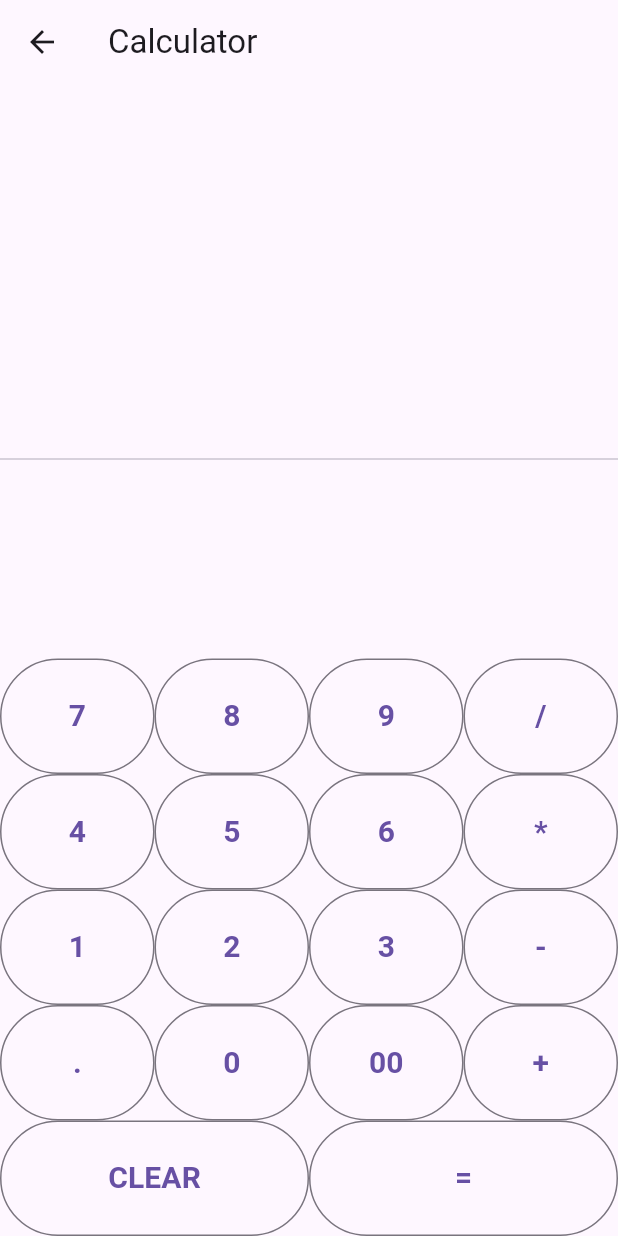
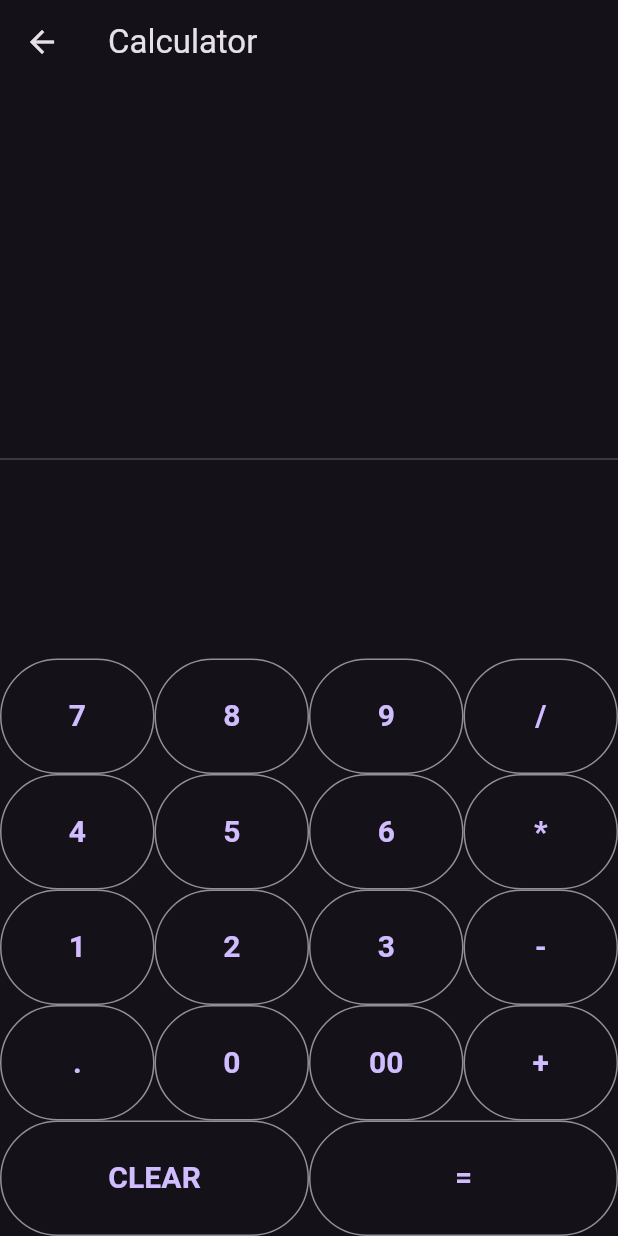
Before and after one commit to Ermiopia2034/Android_Emulator, a Flutter app: the AppDrawer screen opened directly, after a tap on "Calculator", on a phone screen of 412 x 824 dp. Run offline on Flutter 3.47's test engine with Material 3 defaults, Android fonts, the phone set to English and light mode, and no system bars; our stand-ins replace location.

```diff
--- a/lib/app_drawer.dart
+++ b/lib/app_drawer.dart
@@ -1,10 +1,13 @@
 import 'package:flutter/material.dart';
 import 'mock_calculator.dart';
 import 'text_message_screen.dart';
+import 'gps_app.dart';
 
 class AppDrawer extends StatelessWidget {
   @override
   Widget build(BuildContext context) {
+    // Placeholder for the background image
+    const String backgroundImage = 'assets/appdbg.jpeg'; // Replace with your actual image path
     return Scaffold(
       appBar: AppBar(
         title: Text('App Drawer'),
@@ -13,30 +16,48 @@ class AppDrawer extends StatelessWidget {
           onPressed: () => Navigator.of(context).pop(),
         ),
       ),
-      body: GridView.builder(
+      body: Container(
+        decoration: BoxDecoration(
+          image: DecorationImage(
+            image: AssetImage(backgroundImage),
+            fit: BoxFit.cover,
+          ),
+        ),
+        child: GridView.builder(
           padding: const EdgeInsets.all(20),
           gridDelegate: SliverGridDelegateWithFixedCrossAxisCount(
             crossAxisCount: 4,
             crossAxisSpacing: 15,
-          mainAxisSpacing: 20,
+            mainAxisSpacing: 15,
             childAspectRatio: 1.0,
           ),
-        itemCount: 2, // Adjust based on the number of apps
+          itemCount: 30, // Updated item count for more icons
           itemBuilder: (context, index) {
             Widget child;
             String label;
 
+            // Adjusting margins
+            EdgeInsets margin = const EdgeInsets.all(8); // Default margin for all icons
+            if (index == 0) { // Apply a specific margin to the calculator icon
+              margin = const EdgeInsets.fromLTRB(8, 8, 8, 20); // Increase bottom margin for calculator
+            }
+
             switch (index) {
               case 0:
-              child = Icon(Icons.calculate, size: 50);
+                child = Icon(Icons.calculate, size: 50, color: Colors.white);
                 label = 'Calculator';
                 break;
               case 1:
-              child = Icon(Icons.message, size: 50);
+                child = Icon(Icons.message, size: 50, color: Colors.white);
                 label = 'Text App';
                 break;
+              case 2: // GPS App icon
+                child = Icon(Icons.location_on, size: 50, color: Colors.white);
+                label = 'GPS App';
+                break;
               default:
-              child = Icon(Icons.apps, size: 50);
+              // Dummy icons
+                child = Icon(Icons.devices_other, size: 50, color: Colors.white);
                 label = 'App $index';
             }
 
@@ -46,7 +67,10 @@ class AppDrawer extends StatelessWidget {
                   Navigator.of(context).push(MaterialPageRoute(builder: (_) => MockCalculator()));
                 } else if (index == 1) {
                   Navigator.of(context).push(MaterialPageRoute(builder: (_) => TextMessageScreen()));
+                } else if (index == 2) {
+                  Navigator.of(context).push(MaterialPageRoute(builder: (_) => GPSApp())); // Make sure to create the GPS app file
                 }
+                // Implement other app navigations if necessary
               },
               child: Column(
                 mainAxisSize: MainAxisSize.min,
@@ -60,6 +84,7 @@ class AppDrawer extends StatelessWidget {
             );
           },
         ),
+      ),
     );
   }
 }
--- a/lib/main.dart
+++ b/lib/main.dart
@@ -1,5 +1,7 @@
 import 'package:flutter/material.dart';
-import 'app_drawer.dart'; // We will create this file next.
+import 'dart:async';
+import 'package:intl/intl.dart'; // for date formatting
+import 'app_drawer.dart'; // Ensure this file exists in your project
 
 void main() {
   runApp(MyApp());
@@ -9,26 +11,101 @@ class MyApp extends StatelessWidget {
   @override
   Widget build(BuildContext context) {
     return MaterialApp(
+      theme: ThemeData.dark(), // This sets the theme to dark
       home: HomeScreen(),
     );
   }
 }
 
-class HomeScreen extends StatelessWidget {
+class HomeScreen extends StatefulWidget {
+  @override
+  _HomeScreenState createState() => _HomeScreenState();
+}
+
+class _HomeScreenState extends State<HomeScreen> {
+  String _timeString = "";
+  String _dateString = "";
+
+  @override
+  void initState() {
+    super.initState();
+    _timeString = _formatDateTime(DateTime.now());
+    _dateString = _formatDate(DateTime.now());
+    Timer.periodic(Duration(seconds: 1), (Timer t) => _getTime());
+  }
+
+  void _getTime() {
+    final DateTime now = DateTime.now();
+    final String formattedTime = _formatDateTime(now);
+    final String formattedDate = _formatDate(now);
+    setState(() {
+      _timeString = formattedTime;
+      _dateString = formattedDate;
+    });
+  }
+
+  String _formatDateTime(DateTime dateTime) {
+    return DateFormat('HH:mm:ss').format(dateTime);
+  }
+
+  String _formatDate(DateTime dateTime) {
+    return DateFormat('EEE, d MMM yyyy').format(dateTime);
+  }
+
   @override
   Widget build(BuildContext context) {
+    const String backgroundImage = 'assets/mainbg.jpg'; // Ensure this exists in your assets
     return Scaffold(
       appBar: AppBar(
         title: Text('Home Screen'),
       ),
-      body: Center(
-        child: ElevatedButton(
-          onPressed: () {
-            Navigator.of(context).push(MaterialPageRoute(builder: (_) => AppDrawer()));
-          },
-          child: Text('Open App Drawer'),
+      body: Container(
+        decoration: BoxDecoration(
+          image: DecorationImage(
+            image: AssetImage(backgroundImage), // Your background image
+            fit: BoxFit.cover,
+          ),
+        ),
+        child: Column(
+          mainAxisAlignment: MainAxisAlignment.spaceEvenly, // Evenly space the children vertically
+          children: <Widget>[
+            Expanded(
+              child: Center( // Center the clock vertically
+                child: Column(
+                  mainAxisAlignment: MainAxisAlignment.start, // Start alignment from the top of the column
+                  children: <Widget>[
+                    SizedBox(height: 80), // Adjust this height to push the clock down from the top as needed
+                    Text(
+                      _timeString,
+                      style: TextStyle(fontSize: 50, fontWeight: FontWeight.bold),
+                    ),
+                    Text(
+                      _dateString,
+                      style: TextStyle(fontSize: 20),
+                    ),
+
+                  ],
+                ),
+
+              ),
+            ),
+            Padding( // Pad the bottom button to make sure it's at the bottom
+              padding: EdgeInsets.only(bottom: 50.0), // Space from bottom edge
+              child: IconButton(
+                icon: Icon(Icons.apps, size: 60.0, color: Colors.white), // Adjust icon size as needed
+                onPressed: () {
+                  Navigator.of(context).push(MaterialPageRoute(builder: (_) => AppDrawer()));
+                },
+              ),
+            ),
+          ],
         ),
       ),
     );
   }
+
+  @override
+  void dispose() {
+    super.dispose();
+  }
 }
--- a/pubspec.yaml
+++ b/pubspec.yaml
@@ -31,6 +31,8 @@ dependencies:
   flutter:
     sdk: flutter
   web_socket_channel: ^2.4.4
+  location: ^5.0.3
+  intl: ^0.19.0
 
 
 
@@ -56,6 +58,8 @@ dev_dependencies:
 
 # The following section is specific to Flutter packages.
 flutter:
+  assets:
+    - assets/
 
   # The following line ensures that the Material Icons font is
   # included with your application, so that you can use the icons in
```
Also changed, not shown: lib/gps_app.dart (added, +130 -0 lines), lib/text_message_screen.dart (+73 -25 lines), assets/appdbg.jpeg (added), assets/gpsbg.jpg (added), assets/mainbg.jpg (added), pubspec.lock. Lines whose indentation alone changed are shown as unchanged.
